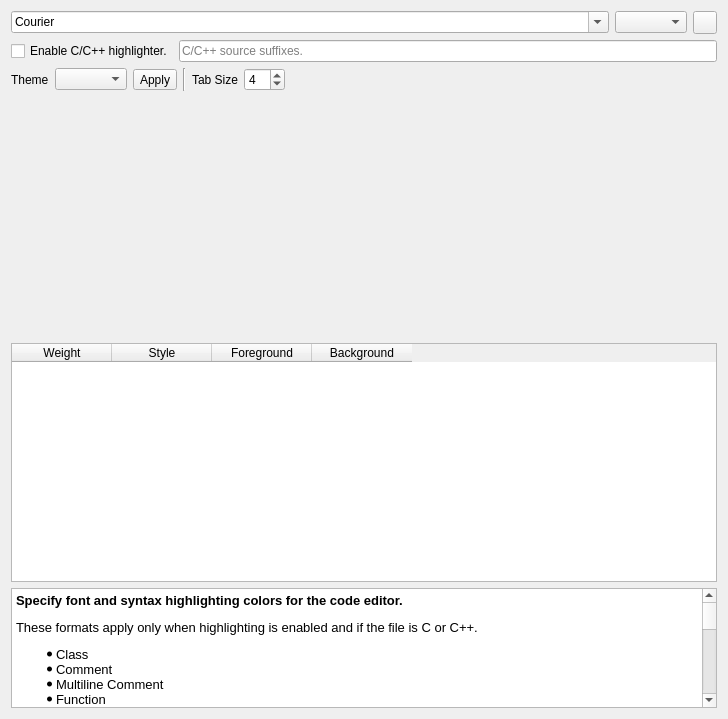
Qt form src/SeerEditorConfigPage.ui (epasveer/seer) before a commit.
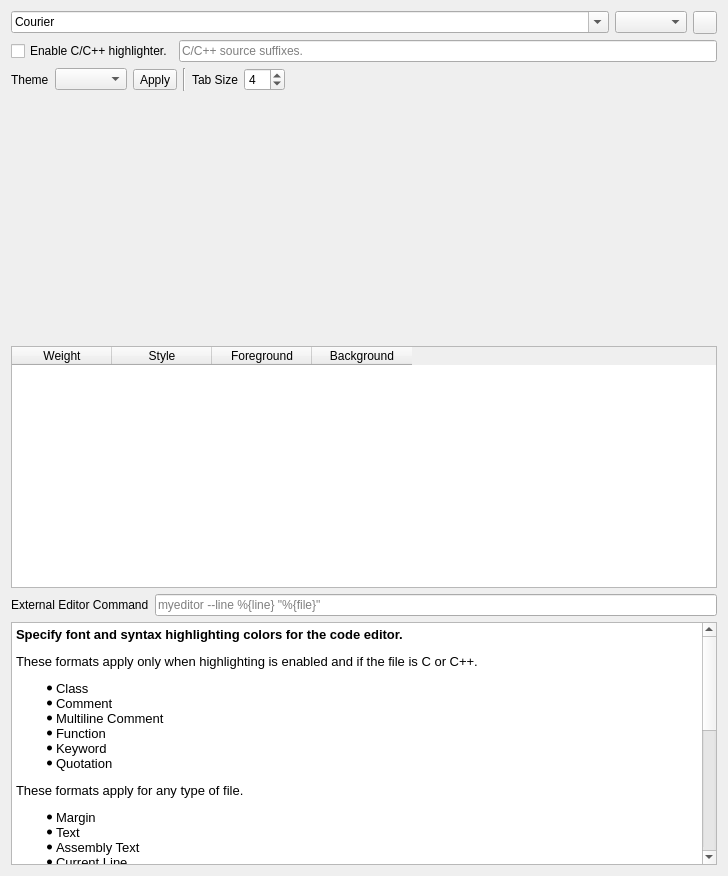
The same form after that commit. Icons and pictures are not drawn. Custom widgets are drawn as their Qt base class.

Commit message:
Add external editor option.
Seer can launch an external editor on the current source file when
using the RMB menu.

Patch:
```diff
--- a/src/SeerEditorConfigPage.ui
+++ b/src/SeerEditorConfigPage.ui
@@ -7,14 +7,14 @@
     <x>0</x>
     <y>0</y>
     <width>728</width>
-    <height>719</height>
+    <height>876</height>
    </rect>
   </property>
   <property name="windowTitle">
    <string>SeerEditorConfigPage</string>
   </property>
-  <layout class="QVBoxLayout" name="verticalLayout">
-   <item>
+  <layout class="QGridLayout" name="gridLayout">
+   <item row="0" column="0">
     <layout class="QHBoxLayout" name="horizontalLayout_1">
      <item>
       <widget class="QFontComboBox" name="fontNameComboBox">
@@ -45,7 +45,7 @@
      </item>
     </layout>
    </item>
-   <item>
+   <item row="1" column="0">
     <layout class="QHBoxLayout" name="horizontalLayout_2">
      <item>
       <widget class="QCheckBox" name="highlighterEnabledCheckBox">
@@ -72,7 +72,7 @@
      </item>
     </layout>
    </item>
-   <item>
+   <item row="2" column="0">
     <layout class="QHBoxLayout" name="horizontalLayout_3">
      <item>
       <widget class="QLabel" name="themeLabel">
@@ -146,7 +146,7 @@
      </item>
     </layout>
    </item>
-   <item>
+   <item row="3" column="0">
     <widget class="SeerEditorWidgetSource" name="editorWidget" native="true">
      <property name="sizePolicy">
       <sizepolicy hsizetype="Expanding" vsizetype="Preferred">
@@ -156,7 +156,7 @@
      </property>
     </widget>
    </item>
-   <item>
+   <item row="4" column="0">
     <widget class="QTableWidget" name="highlighterTableWidget">
      <property name="sizePolicy">
       <sizepolicy hsizetype="Expanding" vsizetype="Preferred">
@@ -207,38 +207,70 @@
      </column>
     </widget>
    </item>
-   <item>
+   <item row="5" column="0">
+    <layout class="QHBoxLayout" name="horizontalLayout">
+     <item>
+      <widget class="QLabel" name="externalEditorCommandLabel">
+       <property name="text">
+        <string>External Editor Command</string>
+       </property>
+      </widget>
+     </item>
+     <item>
+      <widget class="QHistoryLineEdit" name="externalEditorCommandLineEdit">
+       <property name="toolTip">
+        <string>Command to launch external editor.</string>
+       </property>
+       <property name="text">
+        <string/>
+       </property>
+       <property name="placeholderText">
+        <string>myeditor --line %{line} &quot;%{file}&quot;</string>
+       </property>
+       <property name="clearButtonEnabled">
+        <bool>true</bool>
+       </property>
+      </widget>
+     </item>
+    </layout>
+   </item>
+   <item row="6" column="0">
     <widget class="QTextBrowser" name="helpTextBrowser">
      <property name="sizePolicy">
       <sizepolicy hsizetype="Expanding" vsizetype="Preferred">
        <horstretch>0</horstretch>
-       <verstretch>25</verstretch>
+       <verstretch>50</verstretch>
       </sizepolicy>
      </property>
      <property name="html">
       <string>&lt;!DOCTYPE HTML PUBLIC &quot;-//W3C//DTD HTML 4.0//EN&quot; &quot;http://www.w3.org/TR/REC-html40/strict.dtd&quot;&gt;
-&lt;html&gt;&lt;head&gt;&lt;meta name=&quot;qrichtext&quot; content=&quot;1&quot; /&gt;&lt;style type=&quot;text/css&quot;&gt;
+&lt;html&gt;&lt;head&gt;&lt;meta name=&quot;qrichtext&quot; content=&quot;1&quot; /&gt;&lt;meta charset=&quot;utf-8&quot; /&gt;&lt;style type=&quot;text/css&quot;&gt;
 p, li { white-space: pre-wrap; }
+hr { height: 1px; border-width: 0; }
+li.unchecked::marker { content: &quot;\2610&quot;; }
+li.checked::marker { content: &quot;\2612&quot;; }
 &lt;/style&gt;&lt;/head&gt;&lt;body style=&quot; font-family:'Noto Sans'; font-size:10pt; font-weight:400; font-style:normal;&quot;&gt;
 &lt;p style=&quot; margin-top:12px; margin-bottom:12px; margin-left:0px; margin-right:0px; -qt-block-indent:0; text-indent:0px;&quot;&gt;&lt;span style=&quot; font-weight:600;&quot;&gt;Specify font and syntax highlighting colors for the code editor.&lt;/span&gt;&lt;/p&gt;
 &lt;p style=&quot; margin-top:12px; margin-bottom:12px; margin-left:0px; margin-right:0px; -qt-block-indent:0; text-indent:0px;&quot;&gt;These formats apply only when highlighting is enabled and if the file is C or C++.&lt;/p&gt;
-&lt;ul style=&quot;margin-top: 0px; margin-bottom: 0px; margin-left: 0px; margin-right: 0px; -qt-list-indent: 1;&quot;&gt;&lt;li style=&quot;&quot; style=&quot; margin-top:0px; margin-bottom:0px; margin-left:0px; margin-right:0px; -qt-block-indent:0; text-indent:0px;&quot;&gt;Class&lt;/li&gt;
-&lt;li style=&quot;&quot; style=&quot; margin-top:0px; margin-bottom:0px; margin-left:0px; margin-right:0px; -qt-block-indent:0; text-indent:0px;&quot;&gt;Comment&lt;/li&gt;
-&lt;li style=&quot;&quot; style=&quot; margin-top:0px; margin-bottom:0px; margin-left:0px; margin-right:0px; -qt-block-indent:0; text-indent:0px;&quot;&gt;Multiline Comment&lt;/li&gt;
-&lt;li style=&quot;&quot; style=&quot; margin-top:0px; margin-bottom:0px; margin-left:0px; margin-right:0px; -qt-block-indent:0; text-indent:0px;&quot;&gt;Function&lt;/li&gt;
-&lt;li style=&quot;&quot; style=&quot; margin-top:0px; margin-bottom:0px; margin-left:0px; margin-right:0px; -qt-block-indent:0; text-indent:0px;&quot;&gt;Keyword&lt;/li&gt;
-&lt;li style=&quot;&quot; style=&quot; margin-top:0px; margin-bottom:0px; margin-left:0px; margin-right:0px; -qt-block-indent:0; text-indent:0px;&quot;&gt;Quotation&lt;/li&gt;&lt;/ul&gt;
+&lt;ul style=&quot;margin-top: 0px; margin-bottom: 0px; margin-left: 0px; margin-right: 0px; -qt-list-indent: 1;&quot;&gt;
+&lt;li style=&quot; margin-top:0px; margin-bottom:0px; margin-left:0px; margin-right:0px; -qt-block-indent:0; text-indent:0px;&quot;&gt;Class&lt;/li&gt;
+&lt;li style=&quot; margin-top:0px; margin-bottom:0px; margin-left:0px; margin-right:0px; -qt-block-indent:0; text-indent:0px;&quot;&gt;Comment&lt;/li&gt;
+&lt;li style=&quot; margin-top:0px; margin-bottom:0px; margin-left:0px; margin-right:0px; -qt-block-indent:0; text-indent:0px;&quot;&gt;Multiline Comment&lt;/li&gt;
+&lt;li style=&quot; margin-top:0px; margin-bottom:0px; margin-left:0px; margin-right:0px; -qt-block-indent:0; text-indent:0px;&quot;&gt;Function&lt;/li&gt;
+&lt;li style=&quot; margin-top:0px; margin-bottom:0px; margin-left:0px; margin-right:0px; -qt-block-indent:0; text-indent:0px;&quot;&gt;Keyword&lt;/li&gt;
+&lt;li style=&quot; margin-top:0px; margin-bottom:0px; margin-left:0px; margin-right:0px; -qt-block-indent:0; text-indent:0px;&quot;&gt;Quotation&lt;/li&gt;&lt;/ul&gt;
 &lt;p style=&quot; margin-top:12px; margin-bottom:12px; margin-left:0px; margin-right:0px; -qt-block-indent:0; text-indent:0px;&quot;&gt;These formats apply for any type of file. &lt;/p&gt;
-&lt;ul style=&quot;margin-top: 0px; margin-bottom: 0px; margin-left: 0px; margin-right: 0px; -qt-list-indent: 1;&quot;&gt;&lt;li style=&quot;&quot; style=&quot; margin-top:0px; margin-bottom:0px; margin-left:0px; margin-right:0px; -qt-block-indent:0; text-indent:0px;&quot;&gt;Margin&lt;/li&gt;
-&lt;li style=&quot;&quot; style=&quot; margin-top:0px; margin-bottom:0px; margin-left:0px; margin-right:0px; -qt-block-indent:0; text-indent:0px;&quot;&gt;Text&lt;/li&gt;
-&lt;li style=&quot;&quot; style=&quot; margin-top:0px; margin-bottom:0px; margin-left:0px; margin-right:0px; -qt-block-indent:0; text-indent:0px;&quot;&gt;Assembly Text&lt;/li&gt;
-&lt;li style=&quot;&quot; style=&quot; margin-top:0px; margin-bottom:0px; margin-left:0px; margin-right:0px; -qt-block-indent:0; text-indent:0px;&quot;&gt;Current Line&lt;/li&gt;&lt;/ul&gt;
+&lt;ul style=&quot;margin-top: 0px; margin-bottom: 0px; margin-left: 0px; margin-right: 0px; -qt-list-indent: 1;&quot;&gt;
+&lt;li style=&quot; margin-top:0px; margin-bottom:0px; margin-left:0px; margin-right:0px; -qt-block-indent:0; text-indent:0px;&quot;&gt;Margin&lt;/li&gt;
+&lt;li style=&quot; margin-top:0px; margin-bottom:0px; margin-left:0px; margin-right:0px; -qt-block-indent:0; text-indent:0px;&quot;&gt;Text&lt;/li&gt;
+&lt;li style=&quot; margin-top:0px; margin-bottom:0px; margin-left:0px; margin-right:0px; -qt-block-indent:0; text-indent:0px;&quot;&gt;Assembly Text&lt;/li&gt;
+&lt;li style=&quot; margin-top:0px; margin-bottom:0px; margin-left:0px; margin-right:0px; -qt-block-indent:0; text-indent:0px;&quot;&gt;Current Line&lt;/li&gt;&lt;/ul&gt;
 &lt;p style=&quot; margin-top:12px; margin-bottom:12px; margin-left:0px; margin-right:0px; -qt-block-indent:0; text-indent:0px;&quot;&gt;Syntax highlighting can be enabled or disabled. The list of suffixes for C/C++ source files can be changed. Example:&lt;/p&gt;
-&lt;p style=&quot; margin-top:12px; margin-bottom:12px; margin-left:0px; margin-right:0px; -qt-block-indent:0; text-indent:0px;&quot;&gt;         &amp;quot;.h|.cpp|.c&amp;quot;&lt;/p&gt;
+&lt;p style=&quot; margin-top:12px; margin-bottom:12px; margin-left:0px; margin-right:0px; -qt-block-indent:0; text-indent:0px;&quot;&gt;&amp;quot;.h|.cpp|.c&amp;quot;&lt;/p&gt;
 &lt;p style=&quot; margin-top:12px; margin-bottom:12px; margin-left:0px; margin-right:0px; -qt-block-indent:0; text-indent:0px;&quot;&gt;The tab size, in spaces, can be set to properly display source files that contain tab characters.&lt;/p&gt;
-&lt;p style=&quot; margin-top:12px; margin-bottom:12px; margin-left:0px; margin-right:0px; -qt-block-indent:0; text-indent:0px;&quot;&gt;You may need to close and reopen the source files for changes to take effect.&lt;/p&gt;
-&lt;p style=&quot;-qt-paragraph-type:empty; margin-top:12px; margin-bottom:12px; margin-left:0px; margin-right:0px; -qt-block-indent:0; text-indent:0px;&quot;&gt;&lt;br /&gt;&lt;/p&gt;
-&lt;p style=&quot;-qt-paragraph-type:empty; margin-top:12px; margin-bottom:12px; margin-left:0px; margin-right:0px; -qt-block-indent:0; text-indent:0px;&quot;&gt;&lt;br /&gt;&lt;/p&gt;&lt;/body&gt;&lt;/html&gt;</string>
+&lt;p style=&quot; margin-top:12px; margin-bottom:12px; margin-left:0px; margin-right:0px; -qt-block-indent:0; text-indent:0px;&quot;&gt;You can specify a command to launch an external editor. While in a source window, you can use the RMB menu to launch the external editor on the current file. However, these changes are not recognized by Seer. When specifying the command, you have these two variables. One for the name of the source file, and one for the line number to tell the editor to go to. Here are a few examples:&lt;/p&gt;
+&lt;p style=&quot; margin-top:12px; margin-bottom:12px; margin-left:0px; margin-right:0px; -qt-block-indent:0; text-indent:0px;&quot;&gt;&lt;span style=&quot; font-family:'monospace'; color:#ffffff; background-color:#000000;&quot;&gt;geany &amp;quot;%{file}&amp;quot;:%{line}&lt;/span&gt;&lt;span style=&quot; font-family:'monospace'; color:#ffffff;&quot;&gt;&lt;br /&gt;&lt;/span&gt;&lt;span style=&quot; font-family:'monospace'; color:#ffffff; background-color:#000000;&quot;&gt;kate --line %{line} &amp;quot;%{file}&amp;quot;&lt;/span&gt;&lt;span style=&quot; font-family:'monospace'; color:#ffffff;&quot;&gt;&lt;br /&gt;&lt;/span&gt;&lt;span style=&quot; font-family:'monospace'; color:#ffffff; background-color:#000000;&quot;&gt;gedit &amp;quot;%{file}&amp;quot; +%{line}&lt;/span&gt;&lt;span style=&quot; font-family:'monospace'; color:#ffffff;&quot;&gt;&lt;br /&gt;&lt;/span&gt;&lt;span style=&quot; font-family:'monospace'; color:#ffffff; background-color:#000000;&quot;&gt;konsole -e vim &amp;quot;%{file}&amp;quot; +%{line}&lt;/span&gt;&lt;span style=&quot; font-family:'monospace';&quot;&gt;&lt;br /&gt;&lt;br /&gt;&lt;/span&gt;You may need to close and reopen the source files for changes to take effect.&lt;/p&gt;
+&lt;p style=&quot; margin-top:12px; margin-bottom:12px; margin-left:0px; margin-right:0px; -qt-block-indent:0; text-indent:0px;&quot;&gt;&lt;br /&gt;&lt;/p&gt;&lt;/body&gt;&lt;/html&gt;</string>
      </property>
     </widget>
    </item>
```
The commit also changes 9 other files.
